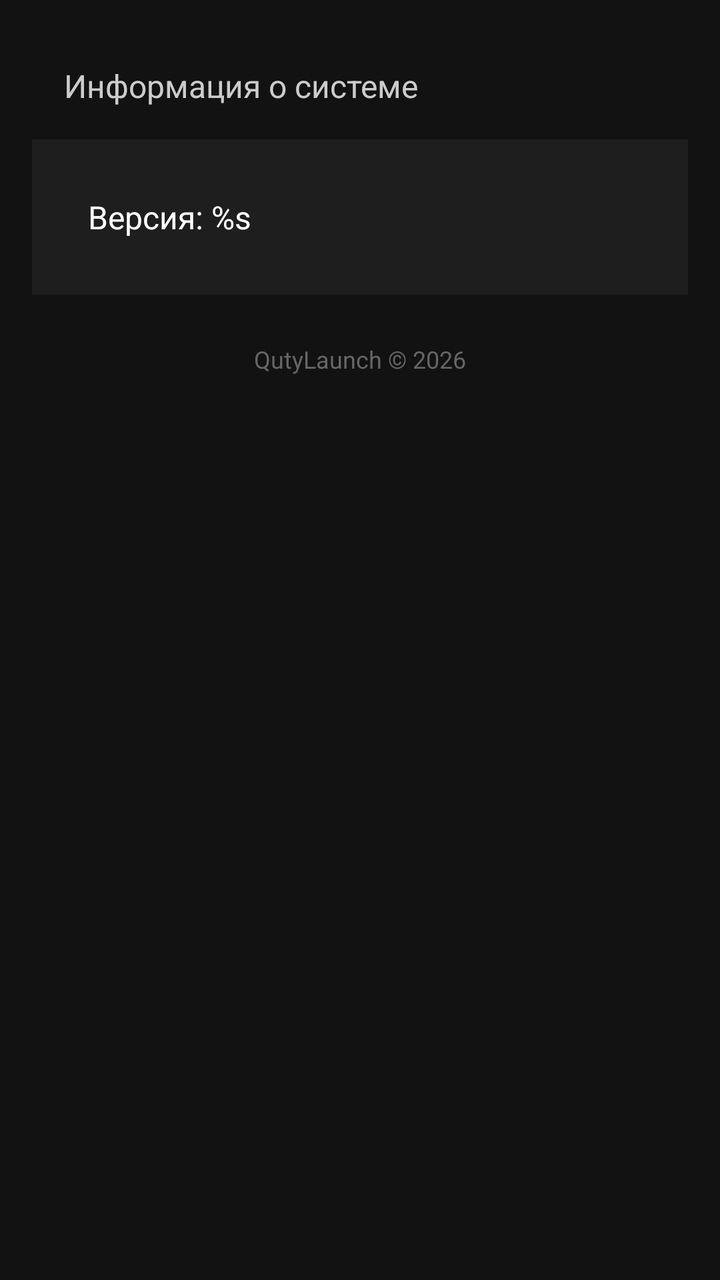
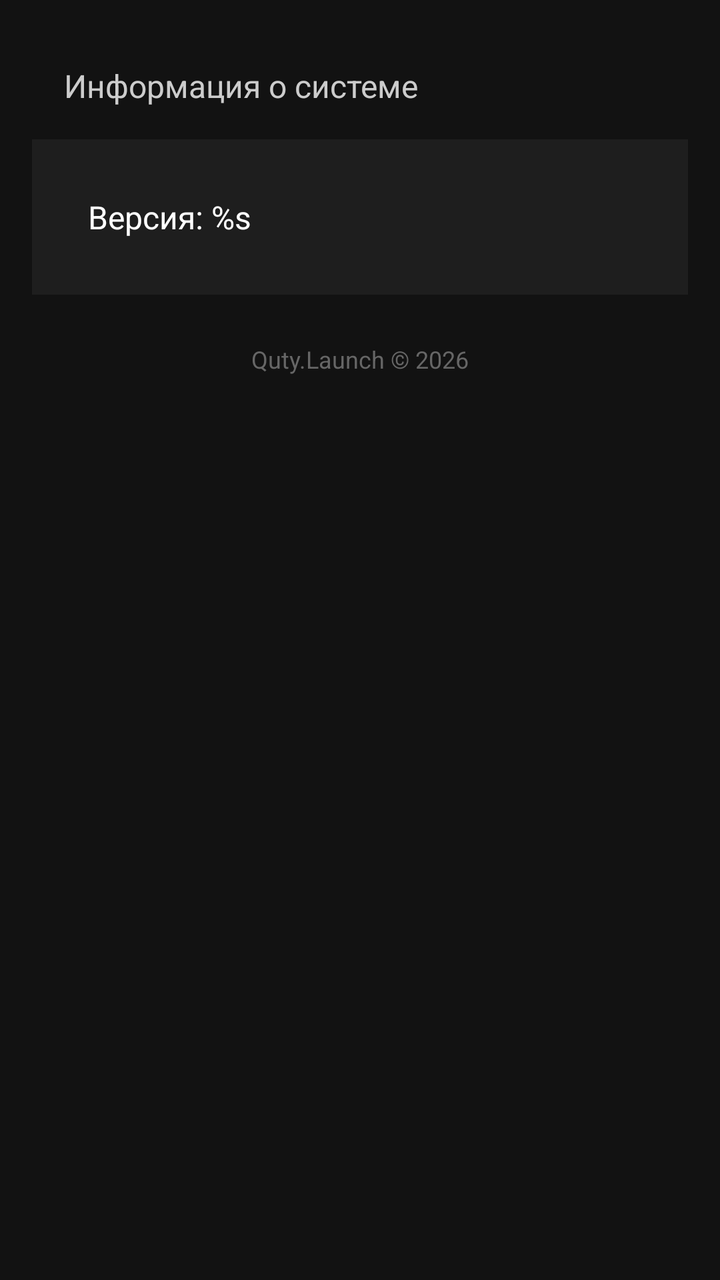

Two renders of the same Android screen: before a commit and after it. Below are the layout's source before the change and the commit's diff.
<!-- AndroidManifest.xml: application theme Theme.QutyLaunch -->
<!-- res/layout/fragment_settings_system.xml -->
<LinearLayout xmlns:android="http://schemas.android.com/apk/res/android"
    android:layout_width="match_parent"
    android:layout_height="match_parent"
    android:orientation="vertical"
    android:background="#121212"
    android:padding="16dp">

    <TextView
        android:layout_width="match_parent"
        android:layout_height="wrap_content"
        android:text="Информация о системе"
        android:textColor="#CCCCCC"
        android:textSize="16sp"
        android:padding="16dp"
        android:paddingTop="8dp"/>

    <LinearLayout
        android:layout_width="match_parent"
        android:layout_height="wrap_content"
        android:orientation="vertical"
        android:background="#1E1E1E"
        android:padding="16dp">

        <TextView
            android:id="@+id/version_text"
            android:layout_width="match_parent"
            android:layout_height="wrap_content"
            android:text="@string/version_format"
            android:textColor="#FFFFFF"
            android:textSize="16sp"
            android:padding="12dp"/>

        
        

    </LinearLayout>

    
    <TextView
        android:layout_width="match_parent"
        android:layout_height="wrap_content"
        android:text="QutyLaunch © 2026"
        android:textColor="#666666"
        android:textSize="12sp"
        android:gravity="center"
        android:padding="24dp"/>

</LinearLayout>
<!-- resources referenced by this layout -->
<resources>
  <string name="version_format">Версия: %s</string>
  <style name="Theme.QutyLaunch" parent="Theme.AppCompat.NoActionBar">
          
          <item name="android:navigationBarColor">@android:color/transparent</item>
          <item name="android:statusBarColor">@android:color/transparent</item>
  
          
          <item name="android:windowLayoutInDisplayCutoutMode">shortEdges</item>
      </style>
</resources>

<!-- the commit's change to res/layout/fragment_settings_system.xml (unified diff, before → after) -->
@@ -39,7 +39,7 @@
     <TextView
         android:layout_width="match_parent"
         android:layout_height="wrap_content"
-        android:text="QutyLaunch © 2026"
+        android:text="Quty.Launch © 2026"
         android:textColor="#666666"
         android:textSize="12sp"
         android:gravity="center"
